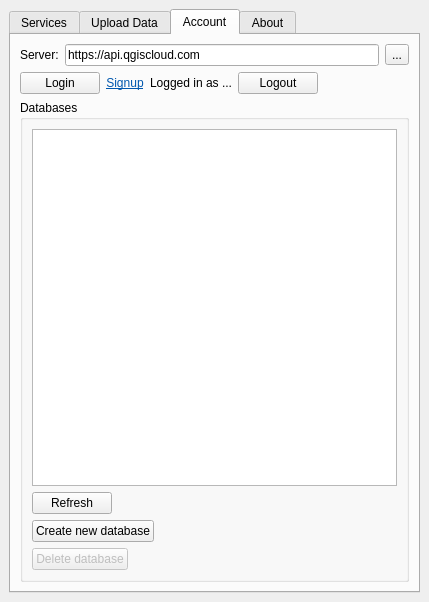
Before: the Qt Designer form qgiscloud/ui_qgiscloudplugin.ui in qgiscloud/qgis-cloud-plugin, drawn with Qt 5.
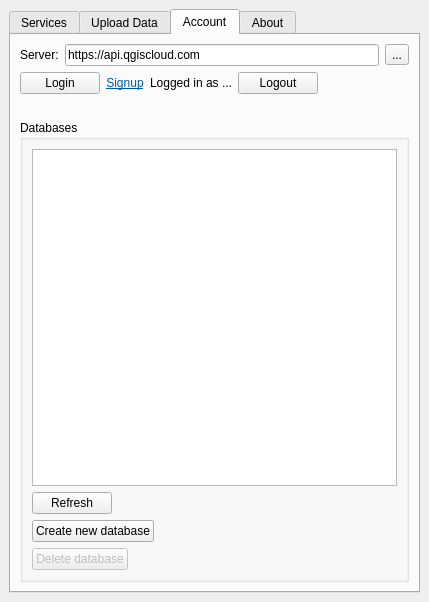
After: the same form once the commit is applied. The open tabs and pages were chosen to show the change. Icons and pictures are not drawn.

Patch:
```diff
--- a/qgiscloud/ui_qgiscloudplugin.ui
+++ b/qgiscloud/ui_qgiscloudplugin.ui
@@ -550,7 +550,7 @@
           </item>
          </layout>
         </item>
-        <item row="3" column="0">
+        <item row="4" column="0">
          <widget class="QGroupBox" name="groupBoxDatabases">
           <property name="title">
            <string>Databases</string>
@@ -637,6 +637,13 @@
           </layout>
          </widget>
         </item>
+        <item row="3" column="0">
+         <widget class="QLabel" name="lblDbSize">
+          <property name="text">
+           <string/>
+          </property>
+         </widget>
+        </item>
        </layout>
       </widget>
       <widget class="QWidget" name="about">
```
Left out of the diff: 2 changed lines with no effect on the pictures.
